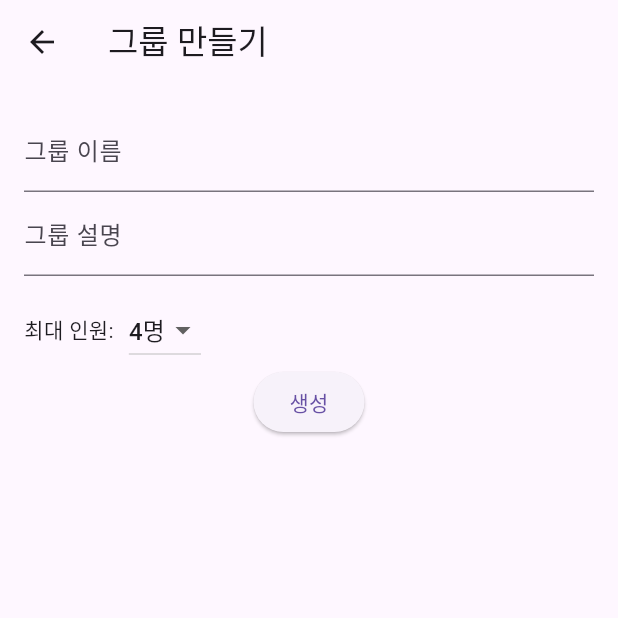
After one commit to oneStepHank/DAHAM, a Flutter app: the GroupCreatePage screen opened directly, on a phone screen of 412 x 824 dp, the top half of it. The commit adds this screen. Run offline on Flutter 3.47's test engine with Material 3 defaults, Android fonts, the light colour scheme and no system bars; our stand-ins replace firebase_auth, firebase_core, google_sign_in; accounts and stored records are empty; network calls fail.

Commit message:
feat: 그룹 페이지 생성 및 참가, 그룹 페이지 구현

```diff
--- /dev/null
+++ b/daham/lib/Data/group.dart
@@ -0,0 +1,17 @@
+class Group {
+  final String id;
+  final String title;
+  final String description;
+  final int maxMembers;
+  final List<String> members;
+  final double progress;
+
+  Group({
+    required this.id,
+    required this.title,
+    required this.description,
+    required this.maxMembers,
+    required this.members,
+    this.progress = 0.0,
+  });
+}
--- /dev/null
+++ b/daham/lib/Pages/Group/group_create.dart
@@ -0,0 +1,73 @@
+import 'package:flutter/material.dart';
+import 'package:provider/provider.dart';
+import 'package:daham/Data/group.dart';
+import 'package:daham/provider/group_provider.dart';
+import 'package:uuid/uuid.dart';
+
+class GroupCreatePage extends StatefulWidget {
+  @override
+  _GroupCreatePageState createState() => _GroupCreatePageState();
+}
+
+class _GroupCreatePageState extends State<GroupCreatePage> {
+  final _titleController = TextEditingController();
+  final _descController = TextEditingController();
+  int _maxMembers = 4;
+
+  @override
+  Widget build(BuildContext context) {
+    return Scaffold(
+      appBar: AppBar(title: Text('그룹 만들기')),
+      body: Padding(
+        padding: EdgeInsets.all(16),
+        child: Column(
+          children: [
+            TextField(
+              controller: _titleController,
+              decoration: InputDecoration(labelText: '그룹 이름'),
+            ),
+            TextField(
+              controller: _descController,
+              decoration: InputDecoration(labelText: '그룹 설명'),
+            ),
+            SizedBox(height: 12),
+            Row(
+              children: [
+                Text('최대 인원:'),
+                SizedBox(width: 10),
+                DropdownButton<int>(
+                  value: _maxMembers,
+                  onChanged: (value) => setState(() => _maxMembers = value!),
+                  items:
+                      [2, 3, 4, 5, 6, 7, 8]
+                          .map(
+                            (e) =>
+                                DropdownMenuItem(value: e, child: Text('$e명')),
+                          )
+                          .toList(),
+                ),
+              ],
+            ),
+            ElevatedButton(
+              onPressed: () {
+                final newGroup = Group(
+                  id: Uuid().v4(),
+                  title: _titleController.text,
+                  description: _descController.text,
+                  maxMembers: _maxMembers,
+                  members: [],
+                );
+                Provider.of<GroupProvider>(
+                  context,
+                  listen: false,
+                ).createGroup(newGroup);
+                Navigator.pop(context);
+              },
+              child: Text('생성'),
+            ),
+          ],
+        ),
+      ),
+    );
+  }
+}
--- a/daham/pubspec.yaml
+++ b/daham/pubspec.yaml
@@ -13,6 +13,7 @@ dependencies:
   provider : ^6.1.5
   firebase_auth: ^5.5.4
   google_sign_in: ^6.3.0
+  uuid: ^4.2.1
 
 dev_dependencies:
   flutter_test:
```
Also changed, not shown: daham/lib/Appstate/appsate.dart (deleted, +0 -15 lines), daham/lib/Appstate/appstate.dart (added, +27 -0 lines), daham/lib/Pages/Group/group_detail.dart (added, +34 -0 lines), daham/lib/Pages/Group/group_join.dart (added, +59 -0 lines), daham/lib/Pages/Group/group_list.dart (added, +104 -0 lines), daham/lib/Provider/group_provider.dart (added, +30 -0 lines), daham/lib/main.dart (+9 -2 lines), daham/pubspec.lock, 4 other files.
